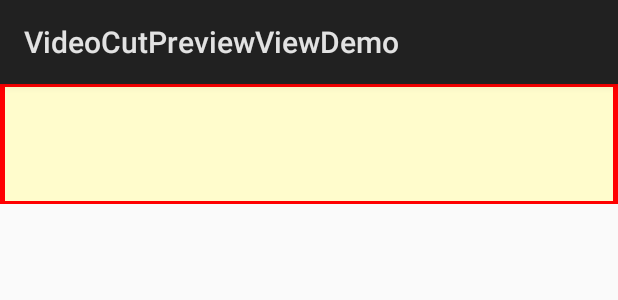
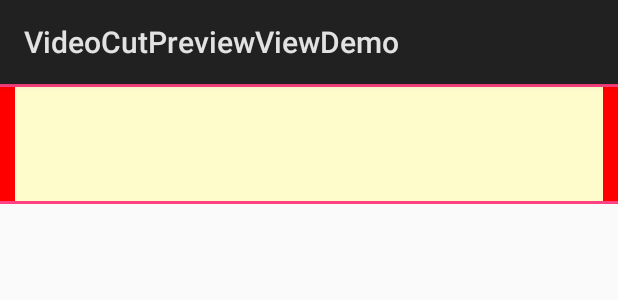
Before and after one commit to libq/VideoCutView, an Android app: the layout activity_main.xml on its own in the app's theme, with its tools: preview values and no code run, on a phone screen of 412 x 824 dp. Shown: the top 300 px of the screen. Run offline under Robolectric (Android 15) with nearby library versions, the phone set to English and light mode, and no system bars.

Commit message:
1.将图片加载策略移动到调用者

```diff
--- a/app/build.gradle
+++ b/app/build.gradle
@@ -27,4 +27,5 @@ dependencies {
     })
     compile project(':videocutpreview')
     compile 'pub.devrel:easypermissions:1.0.1'
+    compile 'com.github.bumptech.glide:glide:3.7.0'
 }
--- a/app/src/main/res/layout/activity_main.xml
+++ b/app/src/main/res/layout/activity_main.xml
@@ -10,6 +10,13 @@
         android:id="@+id/cut"
         android:layout_width="match_parent"
         android:layout_height="80dp"
+        app:draw_cursor="false"
+        app:video_duration="10000"
+        app:top_bottom_border_width="10dp"
+        app:slider_width="10dp"
+        app:drag_area_width="10dp"
+        app:cut_min_duration="1000"
+        app:border_color="@color/colorAccent"
         />
 
 </LinearLayout>
--- a/videocutpreview/build.gradle
+++ b/videocutpreview/build.gradle
@@ -32,7 +32,6 @@ dependencies {
     androidTestCompile('com.android.support.test.espresso:espresso-core:3.0.1', {
         exclude group: 'com.android.support', module: 'support-annotations'
     })
-    compile 'com.github.bumptech.glide:glide:3.7.0'
     compile 'com.android.support:support-v4:25.3.1'
 
 }
```
Also changed, not shown: app/src/main/java/com/libq/videocutpreviewviewdemo/MainActivity.java (+12 -1 lines), videocutpreview/src/main/java/com/libq/videocutpreview/VideoCutView.java (+19 -9 lines).
